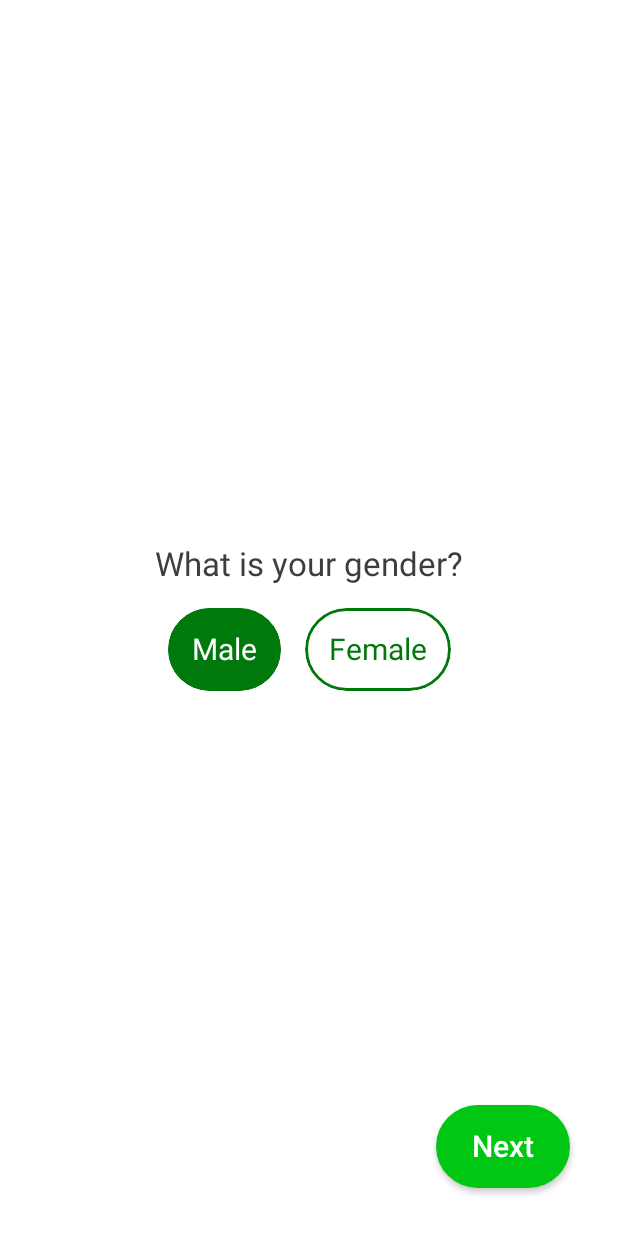
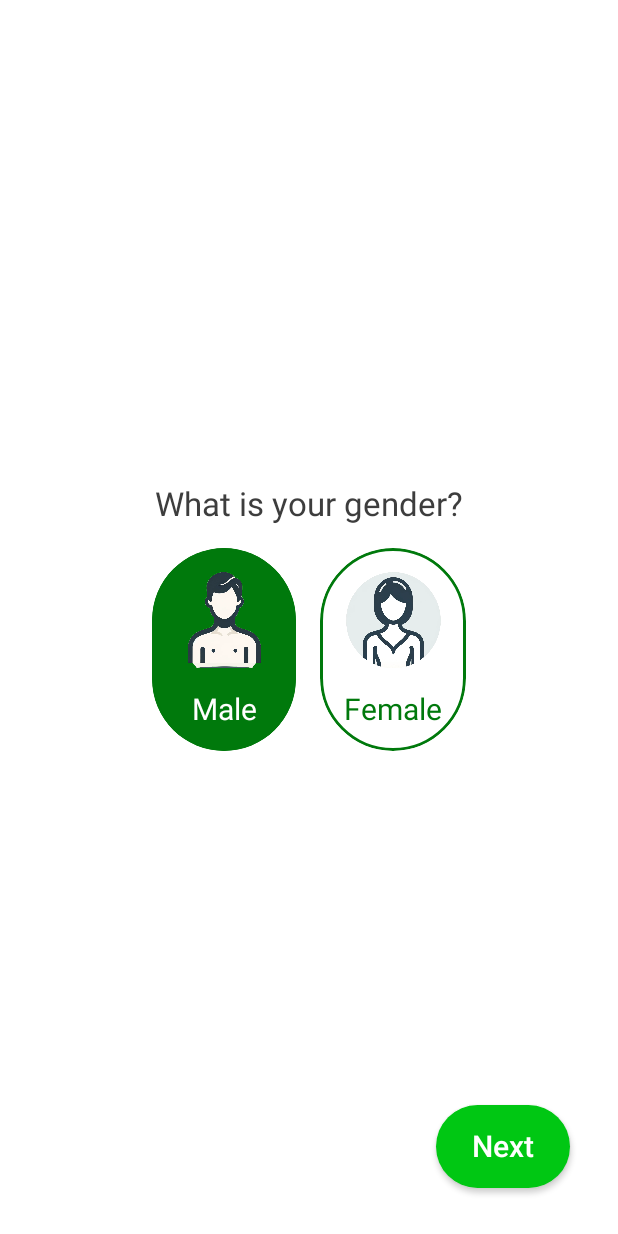
Before and after one commit to AAyar94/CaloryTracker, an Android app built with Jetpack Compose: the GenderScreen screen opened through its navigation route, on a phone screen of 412 x 824 dp. Run offline under Robolectric (Android 15) with nearby library versions, the light colour scheme and no system bars; our stand-ins replace Dagger/Hilt's generated code.

Commit message:
add drawables gender selection

```diff
--- /dev/null
+++ b/onboarding/onboarding_presentation/src/main/java/com/aayar94/onboard_presentation/component/GenderButton.kt
@@ -0,0 +1,94 @@
+package com.aayar94.onboard_presentation.component
+
+import androidx.compose.foundation.Image
+import androidx.compose.foundation.background
+import androidx.compose.foundation.border
+import androidx.compose.foundation.clickable
+import androidx.compose.foundation.layout.Arrangement
+import androidx.compose.foundation.layout.Box
+import androidx.compose.foundation.layout.Column
+import androidx.compose.foundation.layout.Spacer
+import androidx.compose.foundation.layout.height
+import androidx.compose.foundation.layout.padding
+import androidx.compose.foundation.layout.size
+import androidx.compose.foundation.layout.width
+import androidx.compose.foundation.shape.RoundedCornerShape
+import androidx.compose.material.MaterialTheme
+import androidx.compose.material.Text
+import androidx.compose.runtime.Composable
+import androidx.compose.ui.Alignment
+import androidx.compose.ui.Modifier
+import androidx.compose.ui.draw.clip
+import androidx.compose.ui.graphics.Color
+import androidx.compose.ui.layout.ContentScale
+import androidx.compose.ui.res.painterResource
+import androidx.compose.ui.text.TextStyle
+import androidx.compose.ui.tooling.preview.Preview
+import androidx.compose.ui.unit.dp
+import com.aayar94.core_ui.LocalSpacing
+
+@Composable
+fun GenderButton(
+    text: String,
+    isSelected: Boolean,
+    color: Color,
+    selectedTextColor: Color,
+    onClick: () -> Unit,
+    modifier: Modifier = Modifier,
+    textStyle: TextStyle = MaterialTheme.typography.button,
+    icon: Int
+) {
+    val spacing= LocalSpacing.current
+    Box(
+        contentAlignment = Alignment.Center,
+        modifier = modifier
+            .clip(RoundedCornerShape(100.dp))
+            .border(
+                width = 2.dp,
+                color = color,
+                shape = RoundedCornerShape(100.dp)
+            )
+            .background(
+                color = if (isSelected) color else Color.Transparent,
+                shape = RoundedCornerShape(100.dp)
+            )
+            .clickable {
+                onClick()
+            }
+            .padding(spacing.spaceMedium)
+    ) {
+        Column(
+            verticalArrangement = Arrangement.Center,
+            horizontalAlignment = Alignment.CenterHorizontally
+        ) {
+            Image(
+                painter = painterResource(id = icon),
+                contentDescription = null,
+                modifier = Modifier.size(64.dp),
+                contentScale = ContentScale.Fit
+            )
+            Spacer(modifier = Modifier.height(spacing.spaceMedium))
+            Text(
+                text = text,
+                style = textStyle,
+                color = if (isSelected) selectedTextColor else color,
+            )
+        }
+    }
+}
+
+@Preview
+@Composable
+fun PreviewGenderButton() {
+    GenderButton(
+        text = "Male",
+        isSelected = false,
+        color = Color.Green,
+        selectedTextColor = Color.White,
+        onClick = { /*TODO*/ },
+        icon = com.aayar94.core.R.drawable.ic_man,
+        modifier = Modifier
+            .width(100.dp)
+            .height(60.dp)
+    )
+}
--- a/onboarding/onboarding_presentation/src/main/java/com/aayar94/onboard_presentation/gender/GenderScreen.kt
+++ b/onboarding/onboarding_presentation/src/main/java/com/aayar94/onboard_presentation/gender/GenderScreen.kt
@@ -23,7 +23,7 @@ import com.aaayar94.core.domain.model.Gender
 import com.aaayar94.core.util.UiEvent
 import com.aayar94.core_ui.LocalSpacing
 import com.aayar94.onboard_presentation.component.ActionButton
-import com.aayar94.onboard_presentation.component.SelectableButton
+import com.aayar94.onboard_presentation.component.GenderButton
 import com.plcoding.onboarding_presentation.gender.GenderViewModel
 
 @Composable
@@ -56,7 +56,7 @@ fun GenderScreen(
             )
             Spacer(modifier = Modifier.height(spacing.spaceMedium))
             Row {
-                SelectableButton(
+                GenderButton(
                     text = stringResource(id = com.aayar94.core.R.string.male),
                     isSelected = viewModel.selectedGender is Gender.Male,
                     color = MaterialTheme.colors.primaryVariant,
@@ -66,10 +66,11 @@ fun GenderScreen(
                     },
                     textStyle = MaterialTheme.typography.button.copy(
                         fontWeight = FontWeight.Normal
-                    )
+                    ),
+                    icon = com.aayar94.core.R.drawable.ic_man
                 )
                 Spacer(modifier = Modifier.width(spacing.spaceMedium))
-                SelectableButton(
+                GenderButton(
                     text = stringResource(id = com.aayar94.core.R.string.female),
                     isSelected = viewModel.selectedGender is Gender.Female,
                     color = MaterialTheme.colors.primaryVariant,
@@ -79,7 +80,8 @@ fun GenderScreen(
                     },
                     textStyle = MaterialTheme.typography.button.copy(
                         fontWeight = FontWeight.Normal
-                    )
+                    ),
+                    icon = com.aayar94.core.R.drawable.ic_woman
                 )
             }
         }
```
